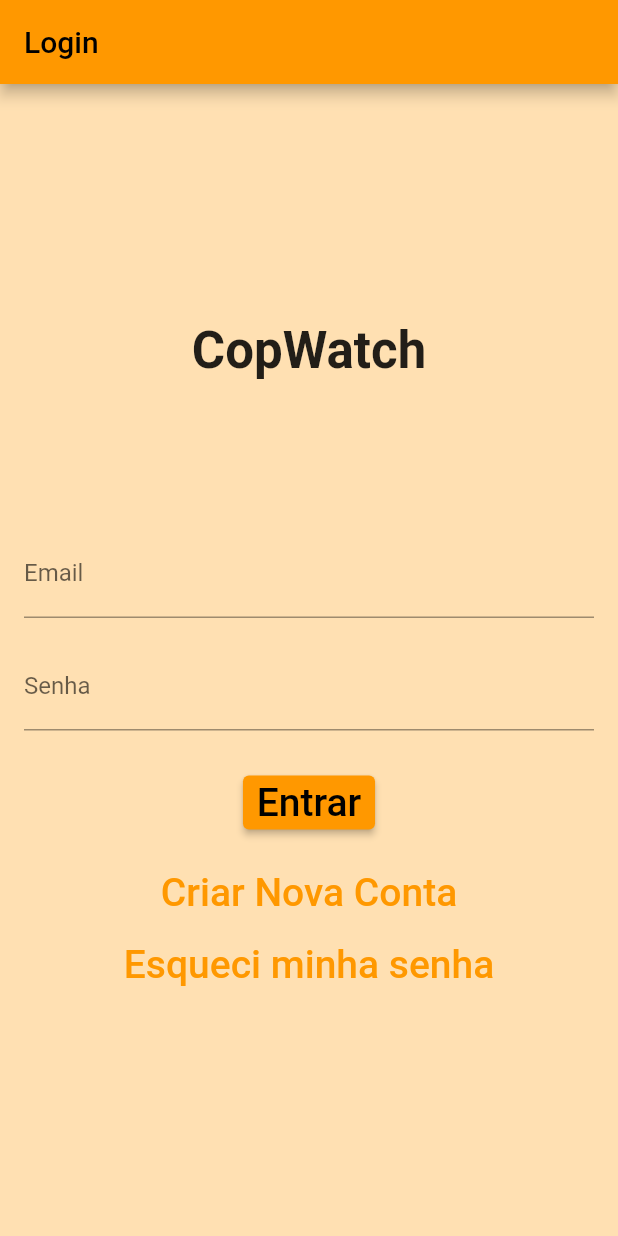
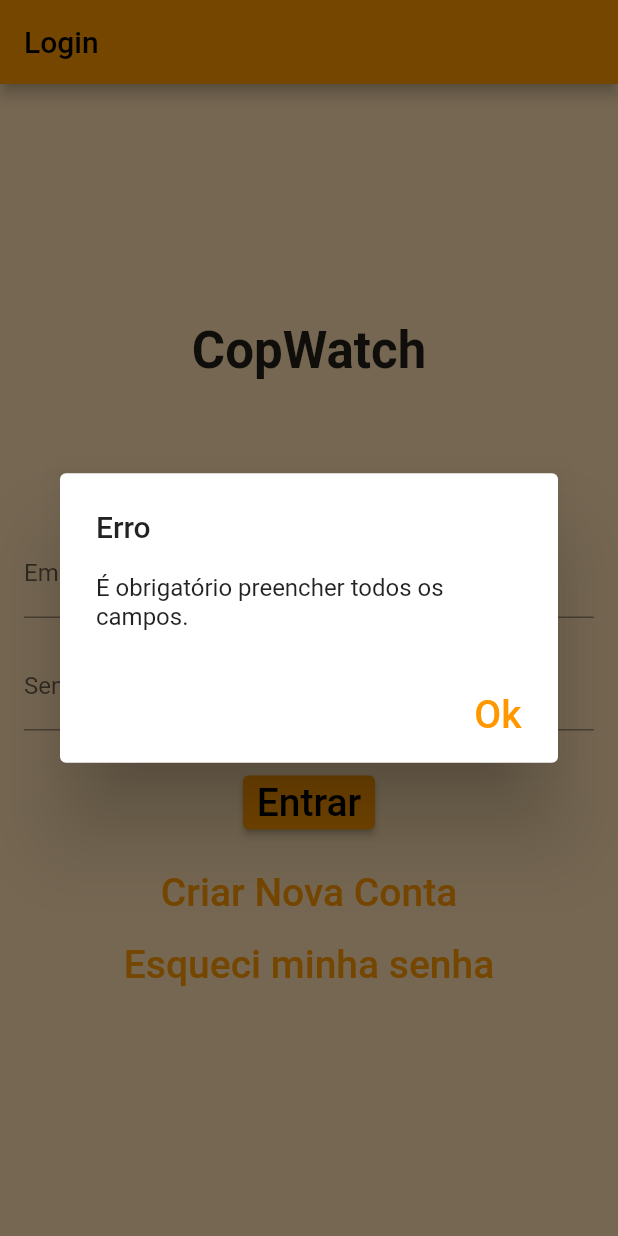
Before and after one commit to Iagolealfa/Cop-Incident, a Flutter app: the LoginScreen screen opened by its route, after a tap on "Entrar", on a phone screen of 412 x 824 dp. Run offline on Flutter 3.47's test engine with Material 2 defaults, Android fonts, the phone set to English and light mode, and no system bars; our stand-ins replace cloud_firestore, firebase_auth, firebase_core; accounts and stored records are empty; Roboto replaces fonts that are missing (Bebes Neue, Orienta).

Commit message:
Alerta ao usuario caso login ou senha esteja errado ou os campos de email e senha não estejam preenchidas

```diff
--- a/incident/lib/login.dart
+++ b/incident/lib/login.dart
@@ -22,7 +22,19 @@ class _LoginScreenState extends State<LoginScreen> {
       final String password = _passwordController.text.trim();
 
       if (email.isEmpty || password.isEmpty) {
-        // Verifica se os campos estão vazios
+        showDialog(
+          context: context,
+          builder: (context) => AlertDialog(
+            title: Text('Erro'),
+            content: Text('É obrigatório preencher todos os campos.'),
+            actions: [
+              TextButton(
+                onPressed: () => Navigator.pop(context),
+                child: Text('Ok'),
+              ),
+            ],
+          ),
+        );
         return;
       }
 
@@ -50,6 +62,19 @@ class _LoginScreenState extends State<LoginScreen> {
       );
     } catch (e) {
       // Houve um erro no processo de login.
+      showDialog(
+        context: context,
+        builder: (context) => AlertDialog(
+          title: Text('Erro'),
+          content: Text('Login ou senha incorretos.'),
+          actions: [
+            TextButton(
+              onPressed: () => Navigator.pop(context),
+              child: Text('Ok'),
+            ),
+          ],
+        ),
+      );
       print('Erro de login: $e');
     }
   }
```
